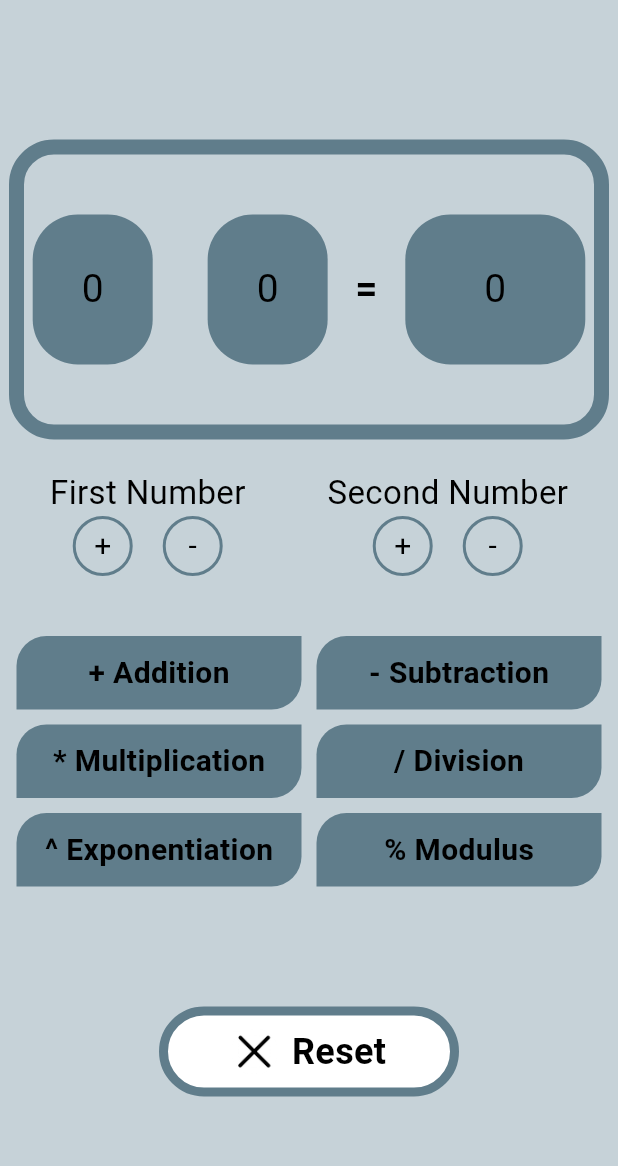
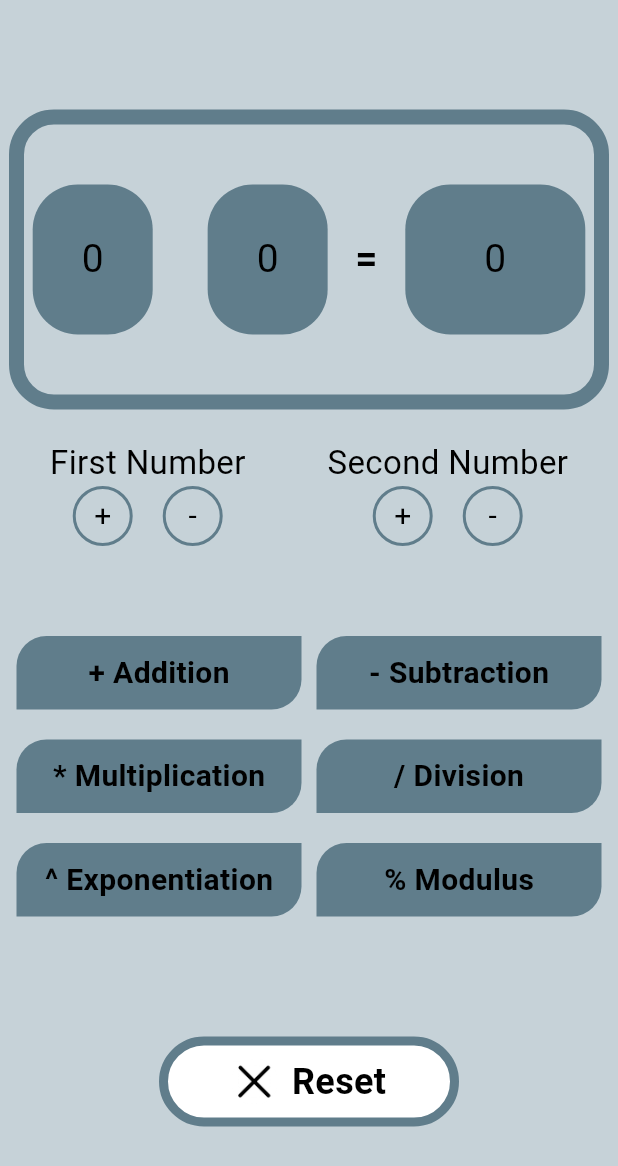
Before and after one commit to helkayal/Eaylearn-Task7-Calculator-App, a Flutter app: the screen it shows after launch, on a phone screen of 412 x 824 dp. Shown: the top 1166 px of the screen. Run offline on Flutter 3.47's test engine with Material 3 defaults, Android fonts, the phone set to English and light mode, and no system bars.

Commit message:
modify ui

```diff
--- a/lib/screens/calculator/calculator_screen.dart
+++ b/lib/screens/calculator/calculator_screen.dart
@@ -86,7 +86,7 @@ class _CalculatorScreenState extends State<CalculatorScreen> {
                 onNum2Increment: () => _updateNum2(1),
                 onNum2Decrement: () => _updateNum2(-1),
               ),
-              SizedBox(height: 40),
+              SizedBox(height: 60),
               operationsRow(
                 onAddition: () => performOperation('+'),
                 onSubtraction: () => performOperation('-'),
--- a/lib/screens/calculator/widgets/operations_row.dart
+++ b/lib/screens/calculator/widgets/operations_row.dart
@@ -13,7 +13,7 @@ Widget operationsRow({
     mainAxisAlignment: MainAxisAlignment.spaceAround,
     children: [
       Column(
-        spacing: 10,
+        spacing: 20,
         children: [
           OperationButton(text: "+ Addition", onPressed: onAddition),
           OperationButton(
@@ -27,7 +27,7 @@ Widget operationsRow({
         ],
       ),
       Column(
-        spacing: 10,
+        spacing: 20,
         children: [
           OperationButton(text: "- Subtraction", onPressed: onSubtraction),
           OperationButton(text: "/ Division", onPressed: onDivision),
```
